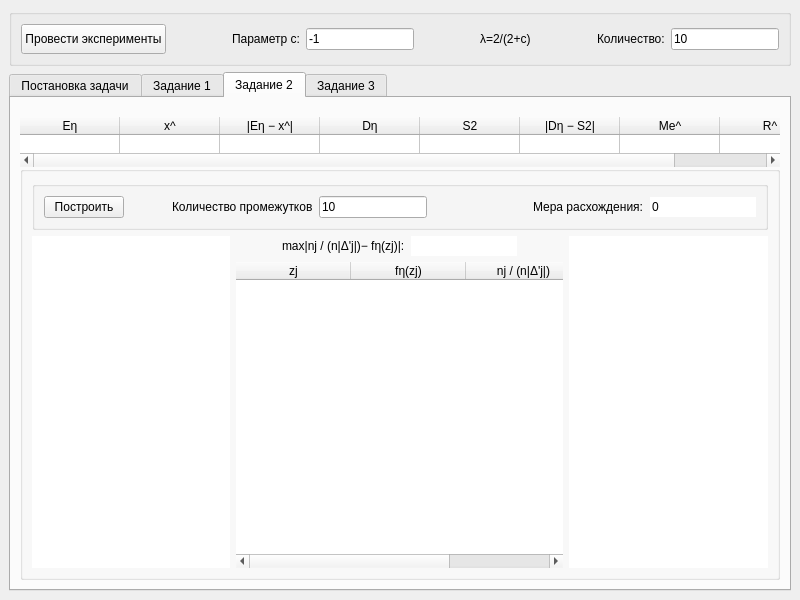
Old version of the form mainwindow.ui in the repository Termtre/Terver.
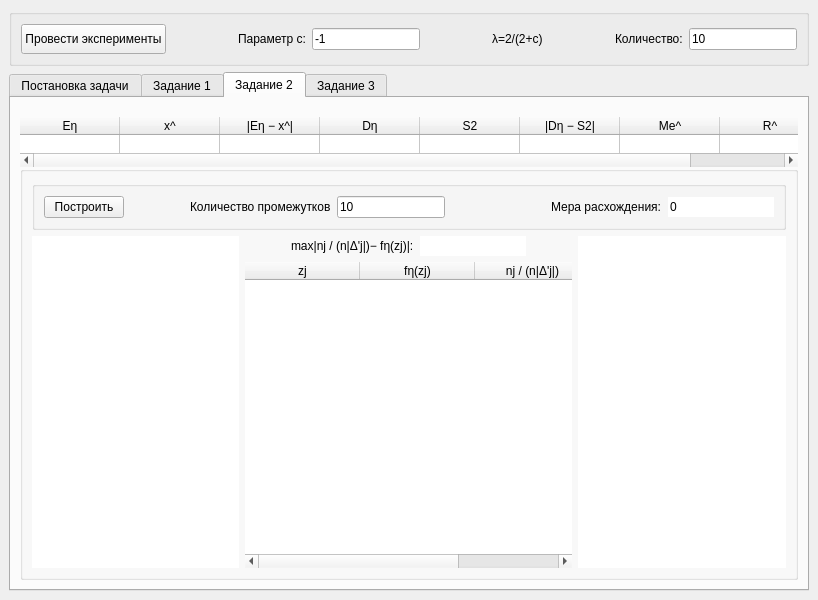
New version of the form. Custom widgets are drawn as their Qt base class.

```diff
--- a/mainwindow.ui
+++ b/mainwindow.ui
@@ -6,7 +6,7 @@
    <rect>
     <x>0</x>
     <y>0</y>
-    <width>800</width>
+    <width>818</width>
     <height>600</height>
    </rect>
   </property>
```
